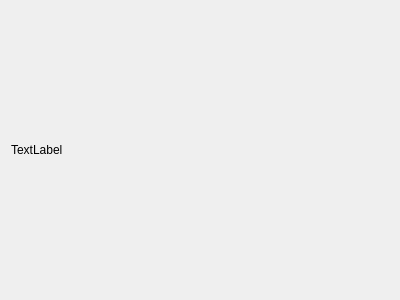
This is UI/CameraPage.ui in congchenutd/SleepBoy as Qt 5 draws it before an edit. The edited form follows.
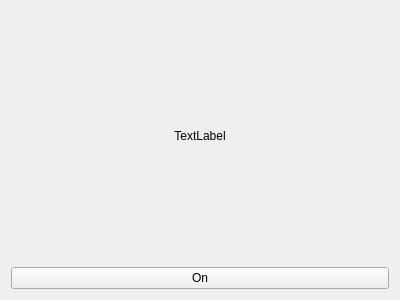
This is the edited form. Icons and pictures are not drawn.

Commit message: + Camera can be turned on/off

```diff
--- a/UI/CameraPage.ui
+++ b/UI/CameraPage.ui
@@ -13,12 +13,35 @@
   <property name="windowTitle">
    <string>Form</string>
   </property>
-  <layout class="QHBoxLayout" name="horizontalLayout">
+  <layout class="QVBoxLayout" name="verticalLayout">
    <item>
     <widget class="QLabel" name="label">
      <property name="text">
       <string>TextLabel</string>
      </property>
+     <property name="alignment">
+      <set>Qt::AlignCenter</set>
+     </property>
+    </widget>
+   </item>
+   <item>
+    <widget class="QPushButton" name="btOn">
+     <property name="text">
+      <string>On</string>
+     </property>
+     <property name="icon">
+      <iconset resource="Resources.qrc">
+       <normaloff>:/Images/Green.png</normaloff>:/Images/Green.png</iconset>
+     </property>
+     <property name="iconSize">
+      <size>
+       <width>32</width>
+       <height>32</height>
+      </size>
+     </property>
+     <property name="checkable">
+      <bool>true</bool>
+     </property>
     </widget>
    </item>
   </layout>
```
Left out of the diff: 4 changed lines with no effect on the pictures. The commit also changes 9 other files.
